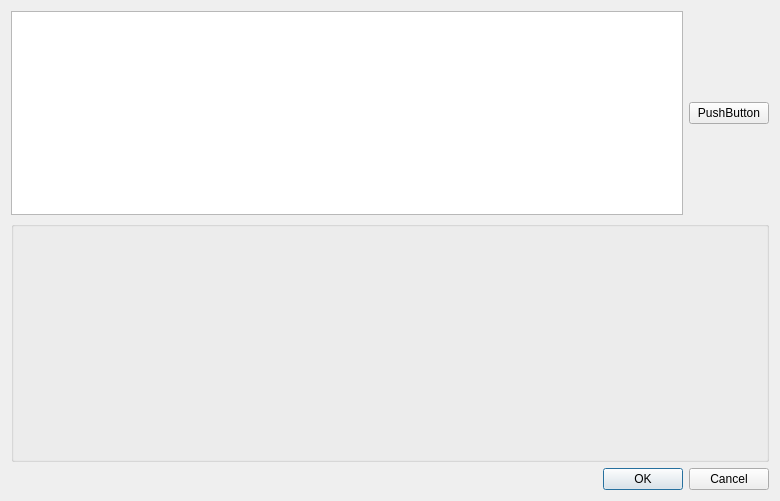
This is ui/revumatch.ui in flagage/volleyclubstats as Qt 5 draws it before an edit. The edited form follows.
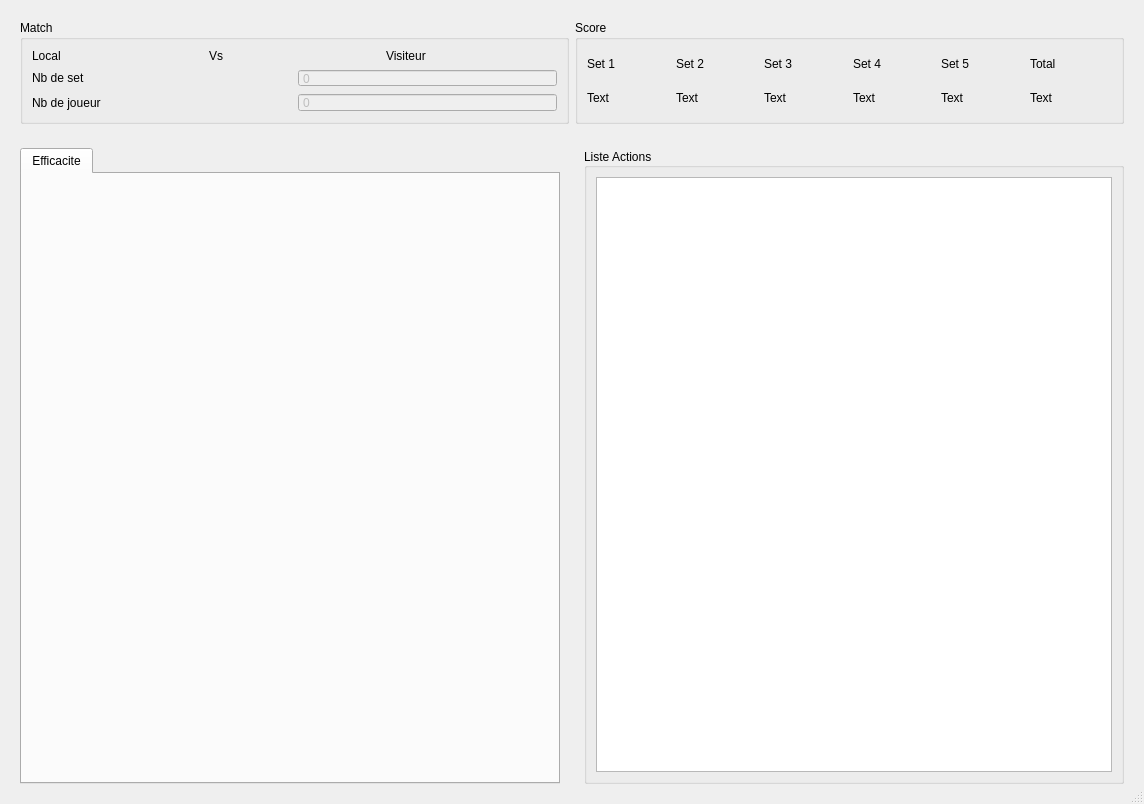
This is the edited form.

Commit message: fenetrerevu match

```diff
--- a/ui/revumatch.ui
+++ b/ui/revumatch.ui
@@ -2,62 +2,278 @@
 <ui version="4.0">
  <class>RevuMatch</class>
  <widget class="QDialog" name="RevuMatch">
+  <property name="enabled">
+   <bool>true</bool>
+  </property>
   <property name="geometry">
    <rect>
     <x>0</x>
     <y>0</y>
-    <width>780</width>
-    <height>501</height>
+    <width>1144</width>
+    <height>804</height>
    </rect>
   </property>
+  <property name="sizePolicy">
+   <sizepolicy hsizetype="Expanding" vsizetype="Expanding">
+    <horstretch>0</horstretch>
+    <verstretch>0</verstretch>
+   </sizepolicy>
+  </property>
   <property name="windowTitle">
    <string>Revu du match</string>
   </property>
-  <layout class="QGridLayout" name="gridLayout_5">
-   <item row="0" column="0">
-    <layout class="QGridLayout" name="gridLayout_4">
-     <item row="0" column="0">
-      <layout class="QGridLayout" name="gridLayout_3">
-       <item row="0" column="1">
-        <widget class="QPushButton" name="pushButton">
-         <property name="text">
-          <string>PushButton</string>
-         </property>
-        </widget>
-       </item>
-       <item row="0" column="0">
-        <widget class="QListWidget" name="listWidget"/>
-       </item>
-      </layout>
-     </item>
-     <item row="1" column="0">
-      <widget class="QGroupBox" name="groupBox">
-       <property name="minimumSize">
-        <size>
-         <width>731</width>
-         <height>241</height>
-        </size>
-       </property>
-       <property name="title">
-        <string/>
-       </property>
-       <layout class="QGridLayout" name="gridLayout_2">
-        <item row="0" column="0">
-         <layout class="QGridLayout" name="gridLayout"/>
-        </item>
-       </layout>
-      </widget>
-     </item>
-    </layout>
+  <property name="sizeGripEnabled">
+   <bool>true</bool>
+  </property>
+  <layout class="QGridLayout" name="gridLayout_12">
+   <item row="0" column="0" colspan="2">
+    <widget class="QWidget" name="widget_3" native="true">
+     <property name="maximumSize">
+      <size>
+       <width>1126</width>
+       <height>122</height>
+      </size>
+     </property>
+     <layout class="QGridLayout" name="gridLayout_5">
+      <item row="0" column="0">
+       <widget class="QGroupBox" name="groupBox_2">
+        <property name="title">
+         <string>Match</string>
+        </property>
+        <layout class="QGridLayout" name="gridLayout_14">
+         <item row="0" column="0">
+          <layout class="QGridLayout" name="gridLayout_2">
+           <item row="0" column="0">
+            <widget class="QLabel" name="label_NomLocal">
+             <property name="text">
+              <string>Local </string>
+             </property>
+            </widget>
+           </item>
+           <item row="0" column="1">
+            <widget class="QLabel" name="label_8">
+             <property name="text">
+              <string>Vs</string>
+             </property>
+            </widget>
+           </item>
+           <item row="0" column="2">
+            <widget class="QLabel" name="label_NomVisiteur">
+             <property name="text">
+              <string>Visiteur</string>
+             </property>
+            </widget>
+           </item>
+          </layout>
+         </item>
+         <item row="1" column="0">
+          <layout class="QGridLayout" name="gridLayout_3">
+           <item row="0" column="0">
+            <widget class="QLabel" name="label">
+             <property name="text">
+              <string>Nb de set</string>
+             </property>
+            </widget>
+           </item>
+           <item row="0" column="1">
+            <widget class="QSpinBox" name="spinBox_Set">
+             <property name="enabled">
+              <bool>false</bool>
+             </property>
+             <property name="buttonSymbols">
+              <enum>QAbstractSpinBox::NoButtons</enum>
+             </property>
+            </widget>
+           </item>
+          </layout>
+         </item>
+         <item row="2" column="0">
+          <layout class="QGridLayout" name="gridLayout_4">
+           <item row="0" column="0">
+            <widget class="QLabel" name="label_2">
+             <property name="text">
+              <string>Nb de joueur</string>
+             </property>
+            </widget>
+           </item>
+           <item row="0" column="1">
+            <widget class="QSpinBox" name="spinBox_NbJoueur">
+             <property name="enabled">
+              <bool>false</bool>
+             </property>
+             <property name="buttonSymbols">
+              <enum>QAbstractSpinBox::NoButtons</enum>
+             </property>
+            </widget>
+           </item>
+          </layout>
+         </item>
+        </layout>
+       </widget>
+      </item>
+      <item row="0" column="1">
+       <widget class="QGroupBox" name="groupBox_3">
+        <property name="title">
+         <string>Score</string>
+        </property>
+        <layout class="QGridLayout" name="gridLayout_8">
+         <item row="0" column="0">
+          <layout class="QGridLayout" name="gridLayout">
+           <item row="0" column="0">
+            <widget class="QLabel" name="label_5">
+             <property name="text">
+              <string>Set 1</string>
+             </property>
+            </widget>
+           </item>
+           <item row="0" column="1">
+            <widget class="QLabel" name="label_7">
+             <property name="text">
+              <string>Set 2</string>
+             </property>
+            </widget>
+           </item>
+           <item row="0" column="2">
+            <widget class="QLabel" name="label_9">
+             <property name="text">
+              <string>Set 3</string>
+             </property>
+            </widget>
+           </item>
+           <item row="0" column="3">
+            <widget class="QLabel" name="label_10">
+             <property name="text">
+              <string>Set 4</string>
+             </property>
+            </widget>
+           </item>
+           <item row="0" column="4">
+            <widget class="QLabel" name="label_11">
+             <property name="text">
+              <string>Set 5</string>
+             </property>
+            </widget>
+           </item>
+           <item row="0" column="5">
+            <widget class="QLabel" name="label_17">
+             <property name="text">
+              <string>Total</string>
+             </property>
+            </widget>
+           </item>
+           <item row="1" column="0">
+            <widget class="QLabel" name="label_6">
+             <property name="text">
+              <string>Text</string>
+             </property>
+            </widget>
+           </item>
+           <item row="1" column="1">
+            <widget class="QLabel" name="label_12">
+             <property name="text">
+              <string>Text</string>
+             </property>
+            </widget>
+           </item>
+           <item row="1" column="2">
+            <widget class="QLabel" name="label_13">
+             <property name="text">
+              <string>Text</string>
+             </property>
+            </widget>
+           </item>
+           <item row="1" column="3">
+            <widget class="QLabel" name="label_14">
+             <property name="text">
+              <string>Text</string>
+             </property>
+            </widget>
+           </item>
+           <item row="1" column="4">
+            <widget class="QLabel" name="label_15">
+             <property name="text">
+              <string>Text</string>
+             </property>
+            </widget>
+           </item>
+           <item row="1" column="5">
+            <widget class="QLabel" name="label_16">
+             <property name="text">
+              <string>Text</string>
+             </property>
+            </widget>
+           </item>
+          </layout>
+         </item>
+        </layout>
+       </widget>
+      </item>
+     </layout>
+    </widget>
    </item>
    <item row="1" column="0">
-    <widget class="QDialogButtonBox" name="buttonBox">
-     <property name="orientation">
-      <enum>Qt::Horizontal</enum>
-     </property>
-     <property name="standardButtons">
-      <set>QDialogButtonBox::Cancel|QDialogButtonBox::Ok</set>
-     </property>
+    <widget class="QWidget" name="widget" native="true">
+     <layout class="QGridLayout" name="gridLayout_6">
+      <item row="0" column="0">
+       <widget class="QTabWidget" name="tabWidget">
+        <property name="contextMenuPolicy">
+         <enum>Qt::DefaultContextMenu</enum>
+        </property>
+        <property name="layoutDirection">
+         <enum>Qt::LeftToRight</enum>
+        </property>
+        <property name="currentIndex">
+         <number>0</number>
+        </property>
+        <property name="elideMode">
+         <enum>Qt::ElideRight</enum>
+        </property>
+        <property name="movable">
+         <bool>false</bool>
+        </property>
+        <widget class="QWidget" name="tab">
+         <attribute name="title">
+          <string>Efficacite</string>
+         </attribute>
+         <layout class="QGridLayout" name="gridLayout_10">
+          <item row="0" column="0">
+           <layout class="QGridLayout" name="gridLayout_9"/>
+          </item>
+         </layout>
+        </widget>
+       </widget>
+      </item>
+     </layout>
+    </widget>
+   </item>
+   <item row="1" column="1">
+    <widget class="QWidget" name="widget_2" native="true">
+     <layout class="QGridLayout" name="gridLayout_7">
+      <item row="0" column="0">
+       <widget class="QGroupBox" name="groupBox_9">
+        <property name="title">
+         <string>Liste Actions</string>
+        </property>
+        <property name="alignment">
+         <set>Qt::AlignJustify|Qt::AlignVCenter</set>
+        </property>
+        <property name="flat">
+         <bool>false</bool>
+        </property>
+        <property name="checkable">
+         <bool>false</bool>
+        </property>
+        <layout class="QGridLayout" name="gridLayout_11">
+         <property name="sizeConstraint">
+          <enum>QLayout::SetNoConstraint</enum>
+         </property>
+         <item row="0" column="0">
+          <widget class="QListWidget" name="listWidget"/>
+         </item>
+        </layout>
+       </widget>
+      </item>
+     </layout>
     </widget>
    </item>
   </layout>
```
Left out of the diff: 37 changed lines with no effect on the pictures. The commit also changes 11 other files.
